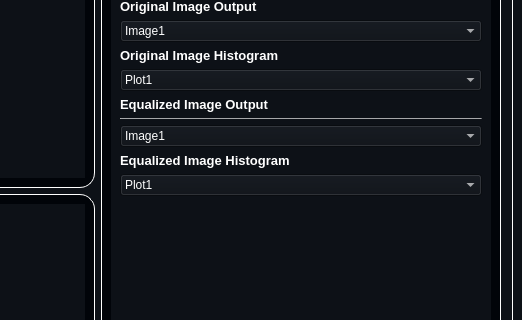
This is resources/MainWindow.ui in mo-gaafar/image-processing-toolbox as Qt 5 draws it before an edit; both pictures show x 732 to 1254 and y 153 to 473 of the 1254 by 659 pixel window. The edited form follows.
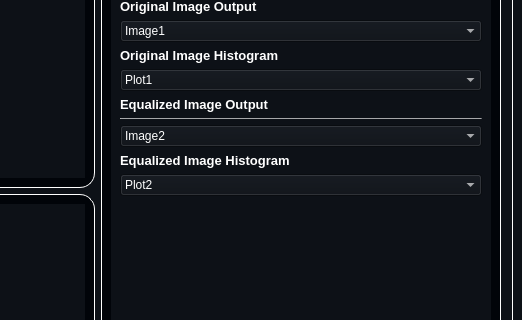
This is the edited form. Icons and pictures are not drawn.

What changed in the file:
```diff
--- a/resources/MainWindow.ui
+++ b/resources/MainWindow.ui
@@ -1045,6 +1045,9 @@
               </item>
               <item row="9" column="0">
                <widget class="QComboBox" name="histo_output_equalized_combobox">
+                <property name="currentIndex">
+                 <number>1</number>
+                </property>
                 <item>
                  <property name="text">
                   <string>Image1</string>
@@ -1081,6 +1084,9 @@
               </item>
               <item row="11" column="0">
                <widget class="QComboBox" name="histo_output_equalized_plot_combobox">
+                <property name="currentIndex">
+                 <number>1</number>
+                </property>
                 <item>
                  <property name="text">
                   <string>Plot1</string>
```
